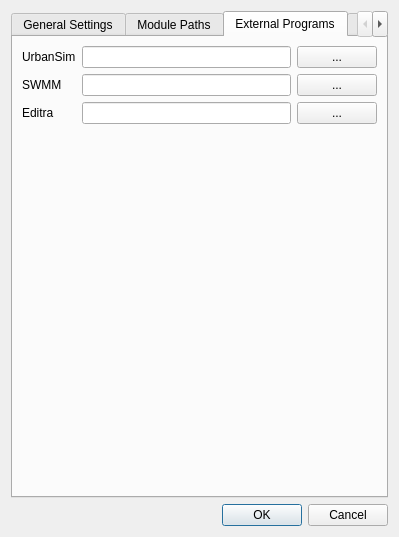
The window that src/libdynamind-gui/preferences.ui (iut-ibk/DynaMind-ToolBox) describes before a commit, drawn with Qt 5.
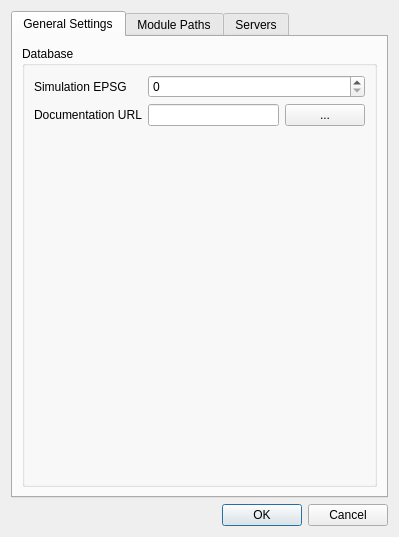
The same window after the commit. The open tabs and pages were chosen to show the change.

```diff
--- a/src/libdynamind-gui/preferences.ui
+++ b/src/libdynamind-gui/preferences.ui
@@ -33,7 +33,14 @@
           <string>Database</string>
          </property>
          <layout class="QGridLayout" name="gridLayout_10">
-          <item row="4" column="0">
+          <item row="1" column="0">
+           <widget class="QLabel" name="label_7">
+            <property name="text">
+             <string>Documentation URL</string>
+            </property>
+           </widget>
+          </item>
+          <item row="2" column="0">
            <spacer name="verticalSpacer_2">
             <property name="orientation">
              <enum>Qt::Vertical</enum>
@@ -46,52 +53,27 @@
             </property>
            </spacer>
           </item>
-          <item row="3" column="0">
-           <widget class="QCheckBox" name="checkBox_PeterDatastream">
-            <property name="text">
-             <string>Peter Datastream</string>
-            </property>
-           </widget>
-          </item>
-          <item row="0" column="1">
-           <widget class="QSpinBox" name="spinBox_QueryStackSize">
-            <property name="maximum">
-             <number>10000</number>
-            </property>
-           </widget>
-          </item>
           <item row="1" column="1">
-           <widget class="QSpinBox" name="spinBox_CacheBlockWritingSize">
+           <widget class="QLineEdit" name="lineEdit_doc_url"/>
+          </item>
+          <item row="0" column="1" colspan="2">
+           <widget class="QSpinBox" name="spinBox_EPSG">
             <property name="maximum">
-             <number>1000</number>
+             <number>1000000</number>
             </property>
            </widget>
           </item>
           <item row="0" column="0">
-           <widget class="QLabel" name="label_4">
-            <property name="text">
-             <string>Query Stack Size</string>
-            </property>
-           </widget>
-          </item>
-          <item row="1" column="0">
-           <widget class="QLabel" name="label_5">
-            <property name="text">
-             <string>Cache Block Writing Size</string>
-            </property>
-           </widget>
-          </item>
-          <item row="2" column="0">
            <widget class="QLabel" name="label_6">
             <property name="text">
              <string>Simulation EPSG</string>
             </property>
            </widget>
           </item>
-          <item row="2" column="1">
-           <widget class="QSpinBox" name="spinBox_EPSG">
-            <property name="maximum">
-             <number>1000000</number>
+          <item row="1" column="2">
+           <widget class="QPushButton" name="pushButton_doc_url">
+            <property name="text">
+             <string>...</string>
             </property>
            </widget>
           </item>
@@ -283,81 +265,6 @@
        </item>
       </layout>
      </widget>
-     <widget class="QWidget" name="tab_2">
-      <attribute name="title">
-       <string>External Programs</string>
-      </attribute>
-      <layout class="QGridLayout" name="gridLayout_3">
-       <item row="0" column="1">
-        <layout class="QGridLayout" name="gridLayout_4">
-         <item row="0" column="1">
-          <widget class="QLineEdit" name="lineEdit_urbansim"/>
-         </item>
-         <item row="0" column="0">
-          <widget class="QLabel" name="label">
-           <property name="text">
-            <string>UrbanSim</string>
-           </property>
-          </widget>
-         </item>
-         <item row="0" column="3">
-          <widget class="QPushButton" name="pushButton_urbansim">
-           <property name="text">
-            <string>...</string>
-           </property>
-          </widget>
-         </item>
-         <item row="1" column="0">
-          <widget class="QLabel" name="label_2">
-           <property name="text">
-            <string>SWMM</string>
-           </property>
-          </widget>
-         </item>
-         <item row="1" column="3">
-          <widget class="QPushButton" name="pushButton_swmm">
-           <property name="text">
-            <string>...</string>
-           </property>
-          </widget>
-         </item>
-         <item row="1" column="1">
-          <widget class="QLineEdit" name="lineEdit_swmm"/>
-         </item>
-         <item row="2" column="0">
-          <widget class="QLabel" name="label_3">
-           <property name="text">
-            <string>Editra</string>
-           </property>
-          </widget>
-         </item>
-         <item row="2" column="1">
-          <widget class="QLineEdit" name="lineEdit_Editra"/>
-         </item>
-         <item row="2" column="3">
-          <widget class="QPushButton" name="pushButton_Editra">
-           <property name="text">
-            <string>...</string>
-           </property>
-          </widget>
-         </item>
-        </layout>
-       </item>
-       <item row="1" column="1">
-        <spacer name="verticalSpacer">
-         <property name="orientation">
-          <enum>Qt::Vertical</enum>
-         </property>
-         <property name="sizeHint" stdset="0">
-          <size>
-           <width>20</width>
-           <height>40</height>
-          </size>
-         </property>
-        </spacer>
-       </item>
-      </layout>
-     </widget>
      <widget class="QWidget" name="tab_3">
       <attribute name="title">
        <string>Servers</string>
```
